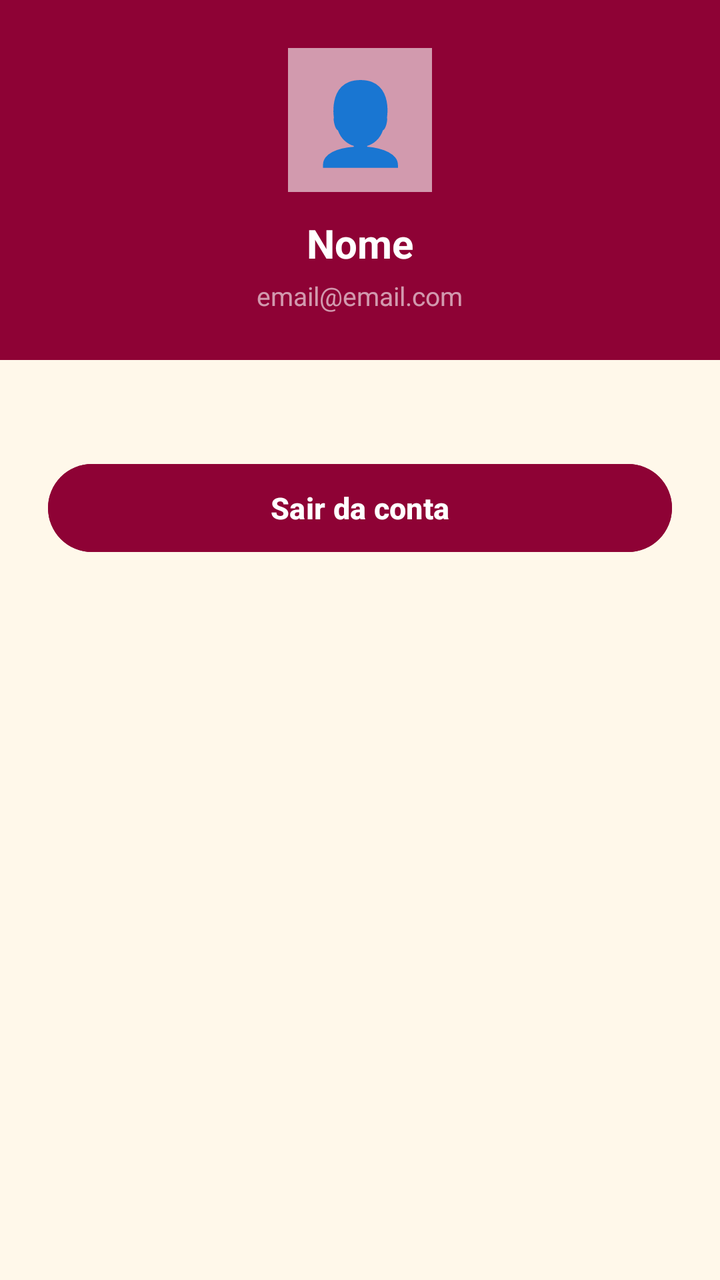
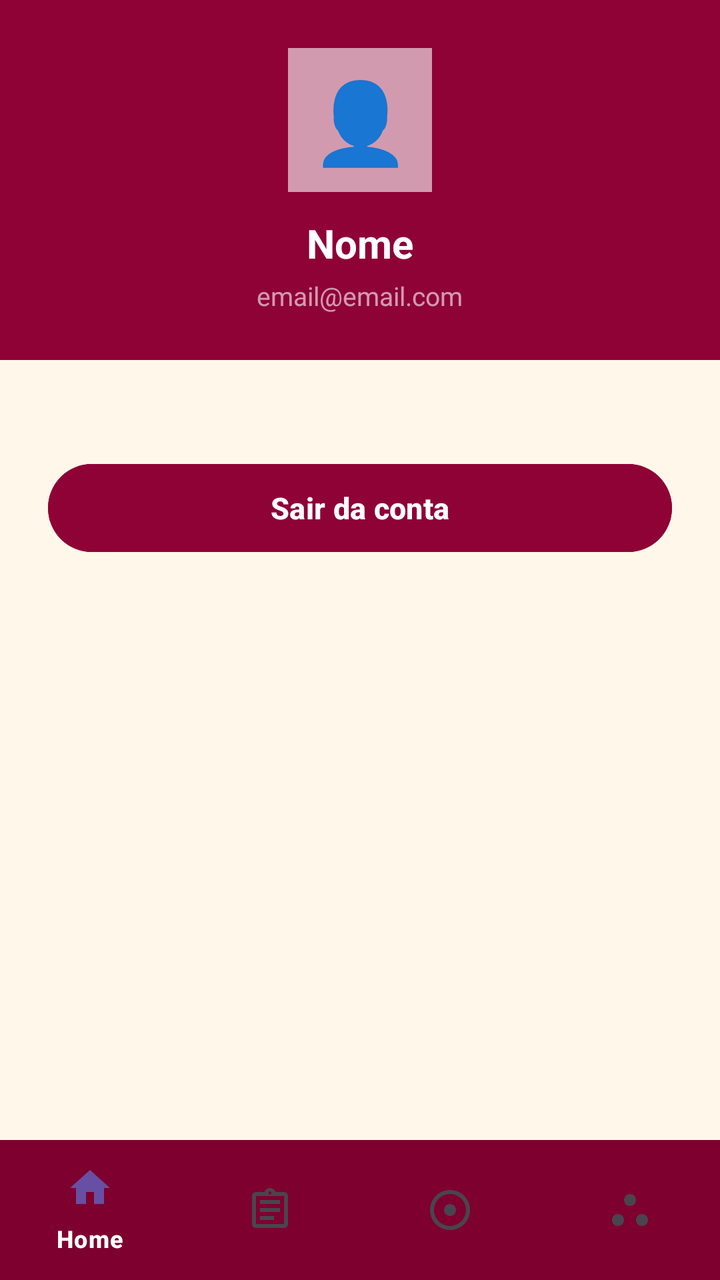

An Android layout rendered at two revisions. The XML below is the earlier revision; the diff shows what the commit changed to produce the second picture.
<!-- AndroidManifest.xml: application theme Theme.CashControl -->
<!-- res/layout/activity_perfil.xml -->
<?xml version="1.0" encoding="utf-8"?>
<LinearLayout xmlns:android="http://schemas.android.com/apk/res/android"
    android:layout_width="match_parent"
    android:layout_height="match_parent"
    android:orientation="vertical"
    android:background="#FFF8EA">

    <LinearLayout
        android:layout_width="match_parent"
        android:layout_height="180dp"
        android:background="#8E0235"
        android:orientation="vertical"
        android:gravity="center"
        android:padding="24dp">

        <TextView
            android:layout_width="72dp"
            android:layout_height="72dp"
            android:text="👤"
            android:textSize="40sp"
            android:gravity="center"
            android:background="#99FFFFFF"
            android:layout_marginBottom="12dp"/>

        <TextView
            android:id="@+id/tvNomePerfil"
            android:layout_width="wrap_content"
            android:layout_height="wrap_content"
            android:text="Nome"
            android:textColor="#FFFFFF"
            android:textSize="20sp"
            android:textStyle="bold"/>

        <TextView
            android:id="@+id/tvEmailPerfil"
            android:layout_width="wrap_content"
            android:layout_height="wrap_content"
            android:text="email@email.com"
            android:textColor="#99FFFFFF"
            android:textSize="13sp"
            android:layout_marginTop="4dp"/>

    </LinearLayout>

    <LinearLayout
        android:layout_width="match_parent"
        android:layout_height="wrap_content"
        android:orientation="vertical"
        android:padding="24dp"
        android:layout_marginTop="24dp">

        <Button
            android:id="@+id/btnSairConta"
            android:layout_width="match_parent"
            android:layout_height="52dp"
            android:text="Sair da conta"
            android:textColor="#FFFFFF"
            android:textSize="15sp"
            android:textStyle="bold"
            android:backgroundTint="#8E0235"/>

    </LinearLayout>

</LinearLayout>
<!-- resources referenced by this layout -->
<resources>
  <style name="Theme.CashControl" parent="Base.Theme.CashControl" />
  <style name="Base.Theme.CashControl" parent="Theme.Material3.DayNight.NoActionBar">
          
          
      </style>
</resources>

<!-- the commit's change to res/layout/activity_perfil.xml (unified diff, before → after) -->
@@ -1,64 +1,83 @@
 <?xml version="1.0" encoding="utf-8"?>
-<LinearLayout xmlns:android="http://schemas.android.com/apk/res/android"
+<androidx.coordinatorlayout.widget.CoordinatorLayout
+    xmlns:android="http://schemas.android.com/apk/res/android"
+    xmlns:app="http://schemas.android.com/apk/res-auto"
     android:layout_width="match_parent"
     android:layout_height="match_parent"
-    android:orientation="vertical"
     android:background="#FFF8EA">
 
     <LinearLayout
         android:layout_width="match_parent"
-        android:layout_height="180dp"
-        android:background="#8E0235"
+        android:layout_height="match_parent"
         android:orientation="vertical"
-        android:gravity="center"
-        android:padding="24dp">
+        android:paddingBottom="70dp">
 
-        <TextView
-            android:layout_width="72dp"
-            android:layout_height="72dp"
-            android:text="👤"
-            android:textSize="40sp"
+        <LinearLayout
+            android:layout_width="match_parent"
+            android:layout_height="180dp"
+            android:background="#8E0235"
+            android:orientation="vertical"
             android:gravity="center"
-            android:background="#99FFFFFF"
-            android:layout_marginBottom="12dp"/>
+            android:padding="24dp">
 
-        <TextView
-            android:id="@+id/tvNomePerfil"
-            android:layout_width="wrap_content"
+            <TextView
+                android:layout_width="72dp"
+                android:layout_height="72dp"
+                android:text="👤"
+                android:textSize="40sp"
+                android:gravity="center"
+                android:background="#99FFFFFF"
+                android:layout_marginBottom="12dp"/>
+
+            <TextView
+                android:id="@+id/tvNomePerfil"
+                android:layout_width="wrap_content"
+                android:layout_height="wrap_content"
+                android:text="Nome"
+                android:textColor="#FFFFFF"
+                android:textSize="20sp"
+                android:textStyle="bold"/>
+
+            <TextView
+                android:id="@+id/tvEmailPerfil"
+                android:layout_width="wrap_content"
+                android:layout_height="wrap_content"
+                android:text="email@email.com"
+                android:textColor="#99FFFFFF"
+                android:textSize="13sp"
+                android:layout_marginTop="4dp"/>
+
+        </LinearLayout>
+
+        <LinearLayout
+            android:layout_width="match_parent"
             android:layout_height="wrap_content"
-            android:text="Nome"
-            android:textColor="#FFFFFF"
-            android:textSize="20sp"
-            android:textStyle="bold"/>
+            android:orientation="vertical"
+            android:padding="24dp"
+            android:layout_marginTop="24dp">
 
-        <TextView
-            android:id="@+id/tvEmailPerfil"
-            android:layout_width="wrap_content"
-            android:layout_height="wrap_content"
-            android:text="email@email.com"
-            android:textColor="#99FFFFFF"
-            android:textSize="13sp"
-            android:layout_marginTop="4dp"/>
+            <Button
+                android:id="@+id/btnSairConta"
+                android:layout_width="match_parent"
+                android:layout_height="52dp"
+                android:text="Sair da conta"
+                android:textColor="#FFFFFF"
+                android:textSize="15sp"
+                android:textStyle="bold"
+                android:backgroundTint="#8E0235"/>
+
+        </LinearLayout>
 
     </LinearLayout>
 
-    <LinearLayout
+    <com.google.android.material.bottomnavigation.BottomNavigationView
+        android:id="@+id/bottomNavigation"
         android:layout_width="match_parent"
-        android:layout_height="wrap_content"
-        android:orientation="vertical"
-        android:padding="24dp"
-        android:layout_marginTop="24dp">
+        android:layout_height="70dp"
+        android:layout_gravity="bottom"
+        android:background="#7D002E"
+        app:itemIconTint="@null"
+        app:itemTextColor="#FFFFFF"
+        app:menu="@menu/bottom_nav_menu"/>
 
-        <Button
-            android:id="@+id/btnSairConta"
-            android:layout_width="match_parent"
-            android:layout_height="52dp"
-            android:text="Sair da conta"
-            android:textColor="#FFFFFF"
-            android:textSize="15sp"
-            android:textStyle="bold"
-            android:backgroundTint="#8E0235"/>
-
-    </LinearLayout>
-
-</LinearLayout>
+</androidx.coordinatorlayout.widget.CoordinatorLayout>
